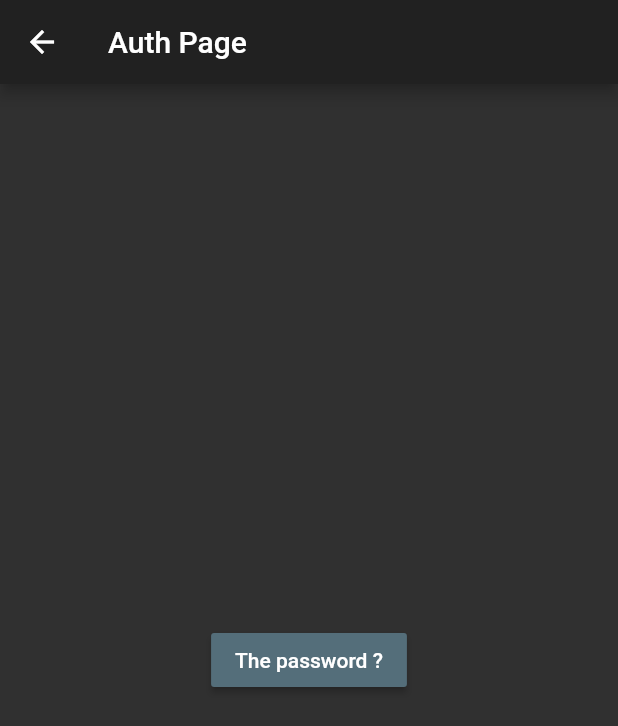
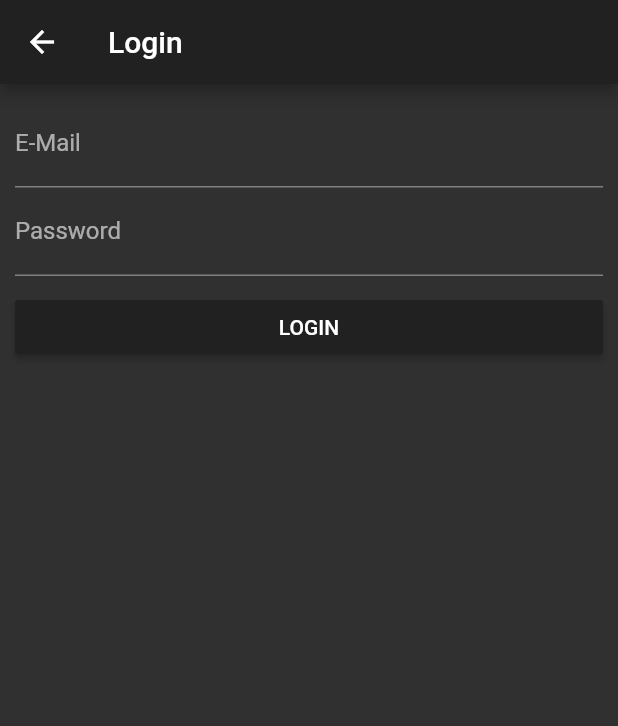
Before and after one commit to justmoo/flutter, a Flutter app: the AuthPage screen opened directly, on a phone screen of 412 x 824 dp. Shown: the top 726 px of the screen. Run offline on Flutter 3.47's test engine with Material 2 defaults, Android fonts, the phone set to English and light mode, and no system bars.

Commit message:
auth file

```diff
--- a/lib/pages/auth.dart
+++ b/lib/pages/auth.dart
@@ -1,23 +1,60 @@
 import 'package:flutter/material.dart';
 import './projects.dart';
+class AuthPage extends StatefulWidget {
+  @override
+  State<StatefulWidget> createState() {
+    return _AuthPageState();
+  }
+}
 
-class AuthPage extends StatelessWidget {
+class _AuthPageState extends State<AuthPage> {
+  String _emailValue;
+  String _passwordValue;
+
   @override
   Widget build(BuildContext context) {
-    return new Scaffold(
+    return Scaffold(
       appBar: AppBar(
-        title: new Text('Auth Page'),
+        title: Text('Login'),
       ),
-      body: Center(
-        child: RaisedButton(
-          child:  Text('The password ?'),
-          onPressed: () {
-            Navigator.pushReplacementNamed(context, '/'
-             );
-          },
+      body: Container(
+        margin: EdgeInsets.all(10.0),
+        child: ListView(
+          children: <Widget>[
+            TextField(
+              decoration: InputDecoration(labelText: 'E-Mail'),
+              keyboardType: TextInputType.emailAddress,
+              onChanged: (String value) {
+                setState(() {
+                  _emailValue = value;
+                });
+              },
+            ),
+            TextField(
+              decoration: InputDecoration(labelText: 'Password'),
+              obscureText: true,
+              onChanged: (String value) {
+                setState(() {
+                  _passwordValue = value;
+                });
+              },
+            ),
+            SizedBox(
+              height: 10.0,
+            ),
+            RaisedButton(
+              color: Theme.of(context).primaryColor,
+              textColor: Colors.white,
+              child: Text('LOGIN'),
+              onPressed: () {
+                print(_emailValue);
+                print(_passwordValue);
+                Navigator.pushReplacementNamed(context, '/products');
+              },
+            ),
+          ],
         ),
       ),
     );
-
   }
 }
```
